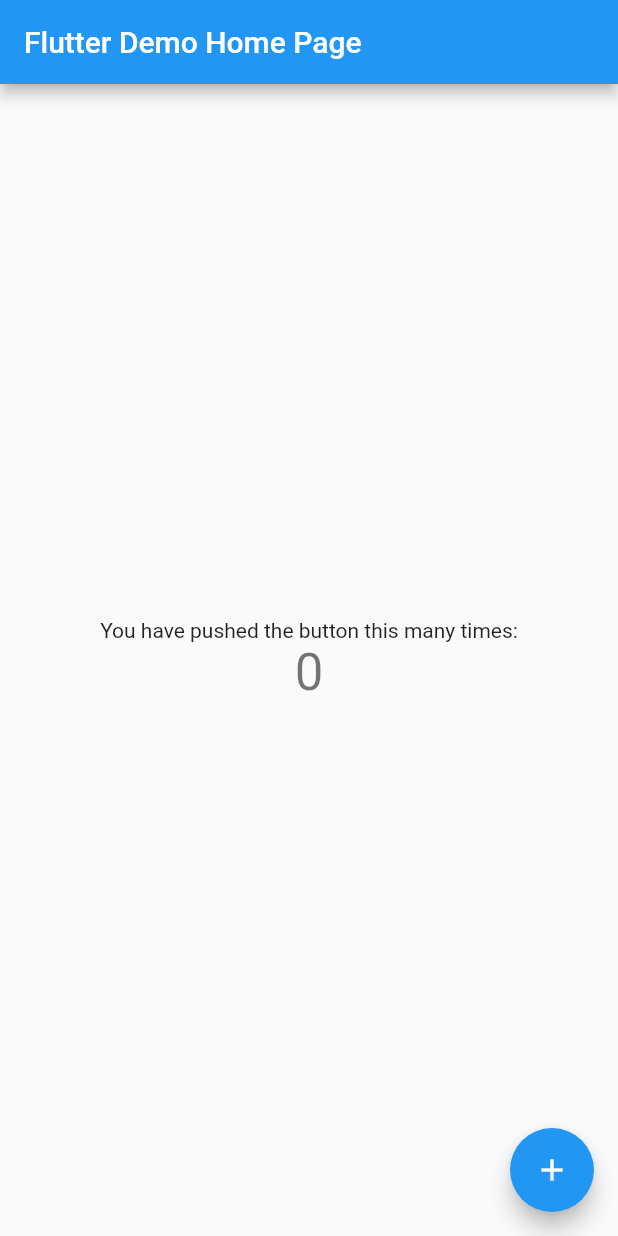
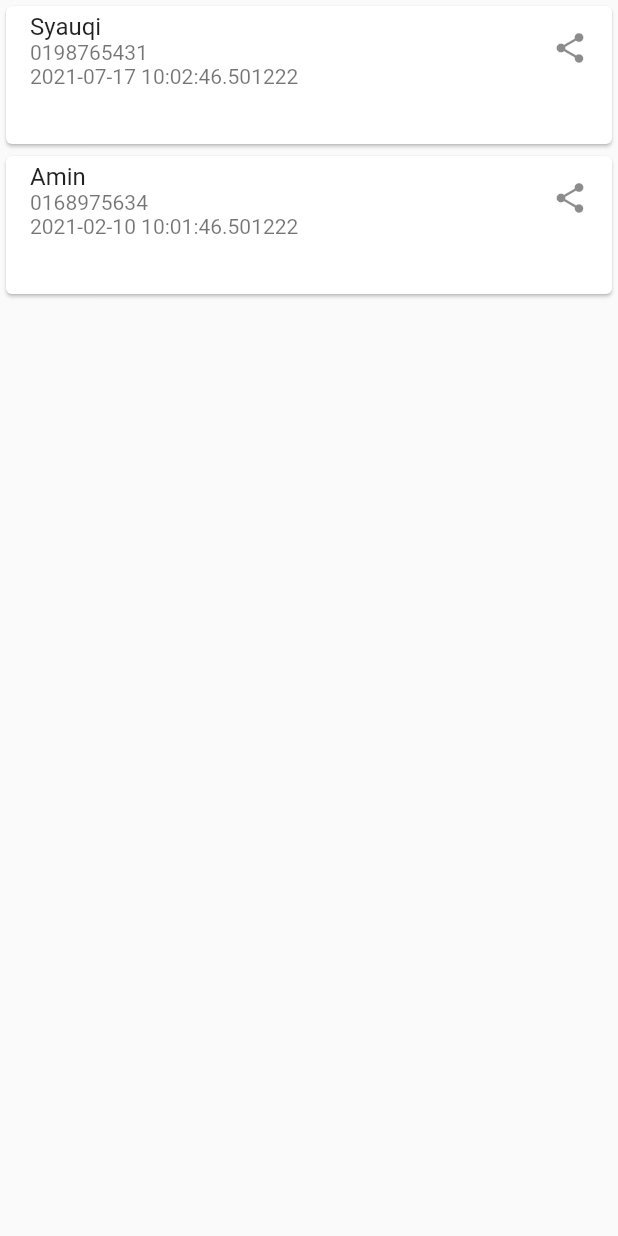
Before and after one commit to harithtech/technical_assessment, a Flutter app: the screen it shows after launch, on a phone screen of 412 x 824 dp. Run offline on Flutter 3.47's test engine with Material 2 defaults, Android fonts, the phone set to English and light mode, and no system bars; drawn by our look-alikes of pull_to_refresh; our stand-ins replace shared_preferences; missing offline and left inert: flutter_share.

Commit message:
Second Commit

```diff
--- /dev/null
+++ b/lib/contact.dart
@@ -0,0 +1,131 @@
+import 'package:flutter/cupertino.dart';
+import 'package:flutter/material.dart';
+import 'package:flutter_share/flutter_share.dart';
+import 'package:pull_to_refresh/pull_to_refresh.dart';
+
+class ContactList extends StatefulWidget {
+  // const ContactList({ Key? key }) : super(key: key);
+  @override
+  _ContactListState createState() => _ContactListState();
+}
+
+class _ContactListState extends State<ContactList> {
+  int listCount = 2;
+  List users = ['Syauqi', 'Amin', 'Luqman', 'Ikram', 'Azri', 'Abu', 'Salman'];
+  List phones = [
+    '0198765431',
+    '0168975634',
+    '019548790',
+    '0198762811',
+    '0198765431',
+    '1234567890',
+    '1234565171',
+  ];
+  List dates = [
+    '2021-07-17 10:02:46.501222',
+    '2021-02-10 10:01:46.501222',
+    '2021-07-12 10:03:46.501222',
+    '2021-07-10 10:11:46.506722',
+    '2021-05-10 10:03:46.501222',
+    '2021-07-11 10:03:46.501222',
+    '2021-04-10 10:12:46.501222',
+  ];
+
+  void init() {}
+
+  List<String> items = ["1", "2", "3", "4", "5", "6", "7", "8"];
+  RefreshController _refreshController =
+      RefreshController(initialRefresh: false);
+  void _onRefresh() async {
+    // monitor network fetch
+    await Future.delayed(Duration(milliseconds: 1000));
+    users.add('Kamal');
+    phones.add('999');
+    dates.add(DateTime.now().toString());
+    dates.sort((a, b) => a.compareTo(b));
+    listCount = listCount + 1;
+    setState(() {});
+    // if failed,use refreshFailed()
+    _refreshController.refreshCompleted();
+  }
+
+  void _onLoading() async {
+    // monitor network fetch
+    await Future.delayed(Duration(milliseconds: 1000));
+    // if failed,use loadFailed(),if no data return,use LoadNodata()
+    listCount = users.length;
+    users.sort((a, b) => a.compareTo(b));
+
+    items.add((items.length + 1).toString());
+    if (mounted) setState(() {});
+    _refreshController.loadComplete();
+  }
+
+  @override
+  Widget build(BuildContext context) {
+    return Scaffold(
+      body: SmartRefresher(
+        enablePullDown: true,
+        enablePullUp: true,
+        header: WaterDropHeader(),
+        footer: CustomFooter(
+          builder: (BuildContext context, LoadStatus mode) {
+            Widget body;
+            if (mode == LoadStatus.idle) {
+              body = Text("pull up load");
+            } else if (mode == LoadStatus.loading) {
+              body = CupertinoActivityIndicator();
+            } else if (mode == LoadStatus.failed) {
+              body = Text("Load Failed!Click retry!");
+            } else if (mode == LoadStatus.canLoading) {
+              body = Text("release to load more");
+            } else {
+              body = Text("No more Data");
+            }
+            return Container(
+              height: 55.0,
+              child: Center(child: body),
+            );
+          },
+        ),
+        controller: _refreshController,
+        onRefresh: _onRefresh,
+        onLoading: _onLoading,
+        child: ListView.builder(
+          itemBuilder: (c, i) => Card(
+            child: ListTile(
+              title: Text(
+                users[i],
+              ),
+              subtitle: Column(
+                mainAxisAlignment: MainAxisAlignment.start,
+                crossAxisAlignment: CrossAxisAlignment.start,
+                children: [
+                  Text(phones[i]),
+                  Text(dates[i]),
+                ],
+              ),
+              trailing: GestureDetector(
+                child: Icon(Icons.share),
+                onTap: () {
+                  share(users[i], phones[i]);
+                },
+              ),
+            ),
+          ),
+          itemExtent: 100.0,
+          itemCount: listCount,
+        ),
+      ),
+    );
+  }
+
+  Future<void> share(title, body) async {
+    await FlutterShare.share(
+      title: title,
+      text: body,
+      linkUrl: 'https://flutter.dev/',
+      chooserTitle: 'Contact',
+    );
+  }
+}
--- a/pubspec.yaml
+++ b/pubspec.yaml
@@ -28,6 +28,10 @@
   # The following adds the Cupertino Icons font to your application.
   # Use with the CupertinoIcons class for iOS style icons.
   cupertino_icons: ^1.0.2
+  pull_to_refresh: ^2.0.0
+  flutter_share: ^2.0.0
+  shared_preferences: ^2.0.6
+  intl: ^0.17.0
 
 dev_dependencies:
   flutter_test:
```
Also changed, not shown: lib/main.dart (+9 -0 lines), lib/test.dart (added, +15 -0 lines), pubspec.lock, 1 other file.
